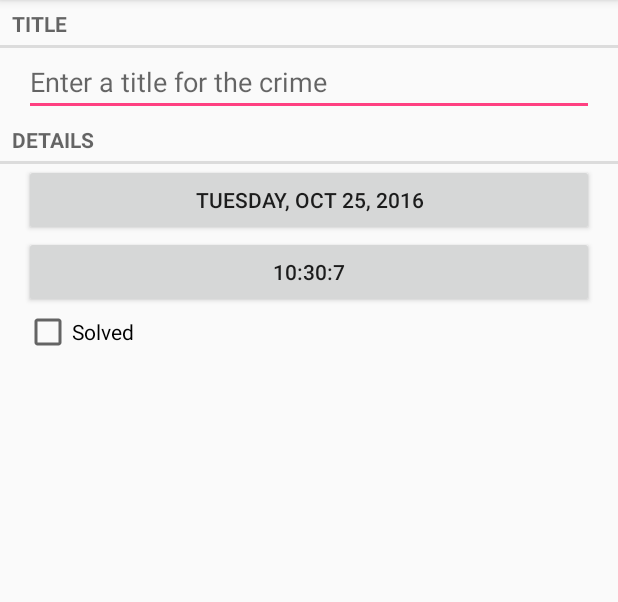
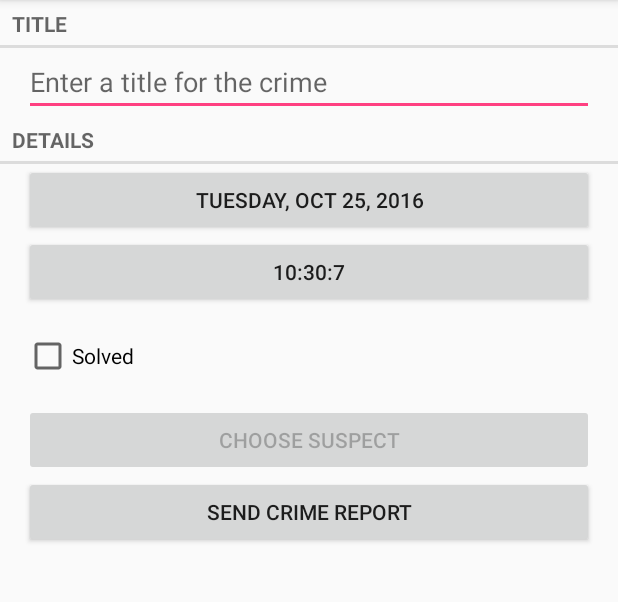
Before and after one commit to gavransava/NerdRanchApps, an Android app: the screen it shows after launch (CrimePagerActivity), after a tap on "NEW CRIME", on a phone screen of 412 x 824 dp, the part 84-686 px from its top. Run offline under Robolectric (Android 15) with nearby library versions, the phone set to English and light mode, and no system bars; 1 statement that could not run was skipped.

Commit message:
CriminalIntent - Added suspect choosing and crime reporting.

```diff
--- a/CriminalIntent/app/src/main/java/com/example/savagavran/criminalintent/Crime.java
+++ b/CriminalIntent/app/src/main/java/com/example/savagavran/criminalintent/Crime.java
@@ -7,6 +7,7 @@ public class Crime {
 
     private UUID mId;
     private String mTitle;
+    private String mSuspect;
     private Date mDate;
     private Date mTime;
     private boolean mSolved;
@@ -56,4 +57,12 @@ public class Crime {
     public void setSolved(boolean solved) {
         mSolved = solved;
     }
+
+    public String getSuspect() {
+        return mSuspect;
+    }
+
+    public void setSuspect(String suspect) {
+        mSuspect = suspect;
+    }
 }
--- a/CriminalIntent/app/src/main/java/com/example/savagavran/criminalintent/CrimeFragment.java
+++ b/CriminalIntent/app/src/main/java/com/example/savagavran/criminalintent/CrimeFragment.java
@@ -1,6 +1,10 @@
 package com.example.savagavran.criminalintent;
 
-import java.security.PrivateKey;
+import android.content.pm.PackageManager;
+import android.database.Cursor;
+import android.net.Uri;
+import android.provider.ContactsContract;
+import android.text.format.DateFormat;
 import java.text.SimpleDateFormat;
 import java.util.Date;
 import java.util.Locale;
@@ -31,13 +35,15 @@ public class CrimeFragment extends Fragment {
     private static final String DIALOG_TIME = "DialogTime";
     private static final int REQUEST_DATE = 0;
     private static final int REQUEST_TIME = 1;
+    private static final int REQUEST_CONTACT = 2;
 
     private Crime mCrime;
     private EditText mTitleField;
     private Button mDateButton;
     private Button mTimeButton;
+    private Button mReportButton;
+    private Button mSuspectButton;
     private CheckBox mSolvedCheckBox;
-    private Menu mMenu;
     private final String DATE_FORMAT = "EEEE, MMM d, y";
     public static final String TIME_FORMAT = "H:m:s";
 
@@ -101,6 +107,42 @@ public class CrimeFragment extends Fragment {
         });
     }
 
+    private void wireSendCrimeButton() {
+        mReportButton.setOnClickListener(new View.OnClickListener() {
+            @Override
+            public void onClick(View v) {
+                if(!mTitleField.getText().toString().isEmpty()) {
+                    Intent i = new Intent(Intent.ACTION_SEND);
+                    i.setType("text/plain");
+                    i.putExtra(Intent.EXTRA_TEXT, getCrimeReport());
+                    i.putExtra(Intent.EXTRA_SUBJECT,
+                            getString(R.string.crime_report_subject));
+                    i = Intent.createChooser(i, getString(R.string.send_report));
+                    startActivity(i);
+                }
+            }
+        });
+    }
+
+    private void wireSuspectButton(final Intent pickContact) {
+        mSuspectButton.setOnClickListener(new View.OnClickListener() {
+            @Override
+            public void onClick(View v) {
+                startActivityForResult(pickContact, REQUEST_CONTACT);
+            }
+        });
+
+        if(mCrime.getSuspect() != null) {
+            mSuspectButton.setText(mCrime.getSuspect());
+        }
+
+        PackageManager packageManager = getActivity().getPackageManager();
+        if(packageManager.resolveActivity(pickContact,
+                PackageManager.MATCH_DEFAULT_ONLY) == null ) {
+            mSuspectButton.setEnabled(false);
+        }
+    }
+
     private void updateDate() {
         SimpleDateFormat fmt = new SimpleDateFormat(DATE_FORMAT, Locale.US);
         mDateButton.setText(fmt.format(mCrime.getDate()));
@@ -109,6 +151,29 @@ public class CrimeFragment extends Fragment {
     private void updateTime() {
         SimpleDateFormat fmt = new SimpleDateFormat(TIME_FORMAT, Locale.US);
         mTimeButton.setText(fmt.format(mCrime.getTime()));
+    }
+
+    private String getCrimeReport() {
+        String solvedString;
+        if(mCrime.isSolved()) {
+            solvedString = getString(R.string.crime_report_solved);
+        } else {
+            solvedString = getString(R.string.crime_report_unsolved);
+        }
+
+        String dateFormat = "EEE, MMM dd";
+        String dateString = DateFormat.format(dateFormat, mCrime.getDate()).toString();
+
+        String suspect = mCrime.getSuspect();
+        if(suspect == null) {
+            suspect = getString(R.string.crime_report_no_suspect);
+        } else {
+            suspect = getString(R.string.crime_report_suspect, suspect);
+        }
+
+        String report = getString(R.string.crime_report, mCrime.getTitle(), dateString, solvedString, suspect);
+
+        return report;
     }
 
     @Override
@@ -135,12 +200,19 @@ public class CrimeFragment extends Fragment {
         mTitleField = (EditText)v.findViewById(R.id.crime_title);
         mDateButton = (Button) v.findViewById(R.id.crime_date);
         mTimeButton = (Button) v.findViewById(R.id.crime_time);
+        mReportButton = (Button) v.findViewById(R.id.crime_report);
+        mSuspectButton = (Button) v.findViewById(R.id.crime_suspect);
         mSolvedCheckBox = (CheckBox) v.findViewById(R.id.crime_solved);
 
         wireTitleField();
         wireDateButton();
         wireTimeButton();
+        wireSendCrimeButton();
         wireSolvedCheckBox();
+
+        final Intent pickContact = new Intent(Intent.ACTION_PICK,
+                ContactsContract.Contacts.CONTENT_URI);
+        wireSuspectButton(pickContact);
 
         return v;
     }
@@ -155,12 +227,30 @@ public class CrimeFragment extends Fragment {
             Date date = (Date) data.getSerializableExtra(DatePickerFragment.EXTRA_DATE);
             mCrime.setDate(date);
             updateDate();
-        }
 
-        if(requestCode == REQUEST_TIME) {
+        } else if(requestCode == REQUEST_TIME) {
             Date time = (Date) data.getSerializableExtra(TimePickerFragment.EXTRA_TIME);
             mCrime.setTime(time);
             updateTime();
+
+        } else if (requestCode == REQUEST_CONTACT && data != null) {
+            Uri contactUri = data.getData();
+            String[] queryFields = new String[] {
+                    ContactsContract.Contacts.DISPLAY_NAME
+            };
+            Cursor c = getActivity().getContentResolver()
+                    .query(contactUri, queryFields, null, null, null);
+            try{
+                if(c.getCount() == 0){
+                    return;
+                }
+                c.moveToFirst();
+                String suspect = c.getString(0);
+                mCrime.setSuspect(suspect);
+                mSuspectButton.setText(suspect);
+            } finally {
+                c.close();
+            }
         }
     }
 
@@ -168,18 +258,10 @@ public class CrimeFragment extends Fragment {
     public void onCreateOptionsMenu(Menu menu, MenuInflater inflater) {
         super.onCreateOptionsMenu(menu, inflater);
         inflater.inflate(R.menu.fragment_crime, menu);
-        mMenu = menu;
     }
 
     @Override
     public boolean onOptionsItemSelected(MenuItem item) {
-
-/*        MenuItem delete = mMenu.findItem(R.id.menu_item_delete_crime);
-        if(mCrime.getTitle() == null) {
-            delete.setEnabled(false);
-        } else {
-            delete.setEnabled(true);
-        }*/
         switch(item.getItemId()) {
             case R.id.menu_item_delete_crime:
                 if(mCrime.getTitle() != null) {
--- a/CriminalIntent/app/src/main/java/com/example/savagavran/criminalintent/CrimeLab.java
+++ b/CriminalIntent/app/src/main/java/com/example/savagavran/criminalintent/CrimeLab.java
@@ -102,6 +102,7 @@ public class CrimeLab {
         values.put(CrimeTable.Cols.TITLE, crime.getTitle());
         values.put(CrimeTable.Cols.DATE, crime.getDate().getTime());
         values.put(CrimeTable.Cols.SOLVED, crime.isSolved() ? 1 : 0);
+        values.put(CrimeTable.Cols.SUSPECT, crime.getSuspect());
 
         return values;
     }
--- a/CriminalIntent/app/src/main/java/com/example/savagavran/criminalintent/CrimeListFragment.java
+++ b/CriminalIntent/app/src/main/java/com/example/savagavran/criminalintent/CrimeListFragment.java
@@ -20,6 +20,7 @@ import android.widget.LinearLayout;
 import android.widget.TextView;
 
 import java.text.SimpleDateFormat;
+import java.util.ArrayList;
 import java.util.List;
 import java.util.Locale;
 import java.util.UUID;
@@ -58,7 +59,9 @@ public class CrimeListFragment extends Fragment {
         Crime crime = new Crime();
         CrimeLab lab = CrimeLab.get(getActivity());
         lab.addCrime(crime);
+        mNoCrimesLayout.setVisibility(View.INVISIBLE);
         mAdapter.setCrimes(lab.getCrimes());
+        mCrimePosition = crime.getId();
         Intent intent = CrimePagerActivity
                 .newIntent(getActivity(), crime.getId(), mSubtitleVisible);
         startActivityForResult(intent, REQUEST_DELETE_CRIME);
@@ -163,6 +166,14 @@ public class CrimeListFragment extends Fragment {
         CrimeLab crimeLab = CrimeLab.get(getActivity());
         List<Crime> crimes = crimeLab.getCrimes();
 
+        int position = 0;
+        if (mCrimePosition != null) {
+            for(Crime c : crimes) {
+                if(c.getId().equals(mCrimePosition))
+                    position = crimes.indexOf(c);
+            }
+        }
+
         // Remove the crime for which the title is not set //
         if(crimes.size() != 0) {
             mNoCrimesLayout.setVisibility(View.INVISIBLE);
@@ -182,12 +193,7 @@ public class CrimeListFragment extends Fragment {
             mCrimeRecycleView.setAdapter(mAdapter);
         } else {
             mAdapter.setCrimes(crimes);
-            if (mCrimePosition != null) {
-                for(Crime c : crimes) {
-                    if(c.getId().equals(mCrimePosition))
-                        mAdapter.notifyItemChanged(crimes.indexOf(c));
-                }
-            }
+            mAdapter.notifyItemChanged(position);
         }
         updateSubtitle();
     }
--- a/CriminalIntent/app/src/main/java/com/example/savagavran/criminalintent/database/CrimeBaseHelper.java
+++ b/CriminalIntent/app/src/main/java/com/example/savagavran/criminalintent/database/CrimeBaseHelper.java
@@ -21,7 +21,10 @@ public class CrimeBaseHelper extends SQLiteOpenHelper {
                 CrimeTable.Cols.UUID + ", " +
                 CrimeTable.Cols.TITLE + ", " +
                 CrimeTable.Cols.DATE + ", " +
-                CrimeTable.Cols.SOLVED + ")");
+                CrimeTable.Cols.SOLVED + ", " +
+                CrimeTable.Cols.SUSPECT +
+                ")"
+        );
     }
 
     @Override
--- a/CriminalIntent/app/src/main/java/com/example/savagavran/criminalintent/database/CrimeCursorWrapper.java
+++ b/CriminalIntent/app/src/main/java/com/example/savagavran/criminalintent/database/CrimeCursorWrapper.java
@@ -19,12 +19,14 @@ public class CrimeCursorWrapper extends CursorWrapper {
         String title = getString(getColumnIndex(CrimeTable.Cols.TITLE));
         long date = getLong(getColumnIndex(CrimeTable.Cols.DATE));
         int isSolved = getInt(getColumnIndex(CrimeTable.Cols.SOLVED));
+        String suspect = getString(getColumnIndex(CrimeTable.Cols.SUSPECT));
 
         Crime crime = new Crime(UUID.fromString(uuidString));
         crime.setTitle(title);
         crime.setDate(new Date(date));
         crime.setTime(new Date(date));
         crime.setSolved(isSolved != 0);
+        crime.setSuspect(suspect);
 
         return crime;
     }
--- a/CriminalIntent/app/src/main/java/com/example/savagavran/criminalintent/database/CrimeDbSchema.java
+++ b/CriminalIntent/app/src/main/java/com/example/savagavran/criminalintent/database/CrimeDbSchema.java
@@ -9,6 +9,7 @@ public class CrimeDbSchema {
             public static final String TITLE = "title";
             public static final String DATE = "date";
             public static final String SOLVED = "solved";
+            public static final String SUSPECT = "suspect";
         }
     }
 }
--- a/CriminalIntent/app/src/main/res/layout-land/fragment_crime.xml
+++ b/CriminalIntent/app/src/main/res/layout-land/fragment_crime.xml
@@ -46,4 +46,22 @@
                   android:layout_weight="1"
                   android:text="@string/crime_solved_label"/>
     </LinearLayout>
+    <LinearLayout
+        android:layout_width="match_parent"
+        android:layout_height="wrap_content"
+        android:orientation="horizontal"
+        android:layout_marginLeft="16dp"
+        android:layout_marginRight="16dp">
+        <Button android:id="@+id/crime_suspect"
+                android:layout_width="wrap_content"
+                android:layout_height="wrap_content"
+                android:layout_weight="1"
+                android:text="@string/crime_suspect_text"/>
+
+        <Button android:id="@+id/crime_report"
+                android:layout_width="wrap_content"
+                android:layout_height="wrap_content"
+                android:layout_weight="1"
+                android:text="@string/crime_report_text"/>
+    </LinearLayout>
 </LinearLayout>
--- a/CriminalIntent/app/src/main/res/layout/fragment_crime.xml
+++ b/CriminalIntent/app/src/main/res/layout/fragment_crime.xml
@@ -30,15 +30,31 @@
             android:layout_marginRight="16dp"/>
 
     <Button android:id="@+id/crime_time"
-        android:layout_width="match_parent"
-        android:layout_height="wrap_content"
-        android:layout_marginLeft="16dp"
-        android:layout_marginRight="16dp"/>
+            android:layout_width="match_parent"
+            android:layout_height="wrap_content"
+            android:layout_marginLeft="16dp"
+            android:layout_marginRight="16dp"
+            android:layout_marginBottom="16dp"/>
 
     <CheckBox android:id="@+id/crime_solved"
               android:layout_width="match_parent"
               android:layout_height="wrap_content"
               android:layout_marginLeft="16dp"
               android:layout_marginRight="16dp"
+              android:layout_marginBottom="16dp"
               android:text="@string/crime_solved_label"/>
+
+    <Button android:id="@+id/crime_suspect"
+            android:layout_width="match_parent"
+            android:layout_height="wrap_content"
+            android:layout_marginLeft="16dp"
+            android:layout_marginRight="16dp"
+            android:text="@string/crime_suspect_text"/>
+
+    <Button android:id="@+id/crime_report"
+            android:layout_width="match_parent"
+            android:layout_height="wrap_content"
+            android:layout_marginLeft="16dp"
+            android:layout_marginRight="16dp"
+            android:text="@string/crime_report_text"/>
 </LinearLayout>
--- a/CriminalIntent/app/src/main/res/values/strings.xml
+++ b/CriminalIntent/app/src/main/res/values/strings.xml
@@ -11,6 +11,15 @@
     <string name="hide_subtitle">Hide Subtitle</string>
     <string name="delete_crime">Delete Crime</string>
     <string name="no_crimes">There are no crimes</string>
+    <string name="crime_suspect_text">Choose Suspect</string>
+    <string name="crime_report_text">Send Crime Report</string>
+    <string name="crime_report">%1$s! The crime was discovered on %2$s. %3$s, and %4$s</string>
+    <string name="crime_report_solved">The case is solved</string>
+    <string name="crime_report_unsolved">The case is not solved</string>
+    <string name="crime_report_no_suspect">there is no suspect.</string>
+    <string name="crime_report_suspect">the suspect is %s.</string>
+    <string name="crime_report_subject">CriminalIntent Crime Report</string>
+    <string name="send_report">Send crime report via</string>
 
     <plurals name="subtitle_plural">
         <item quantity="one">%1$s crime</item>
```
Lines whose indentation alone changed are shown as unchanged.
